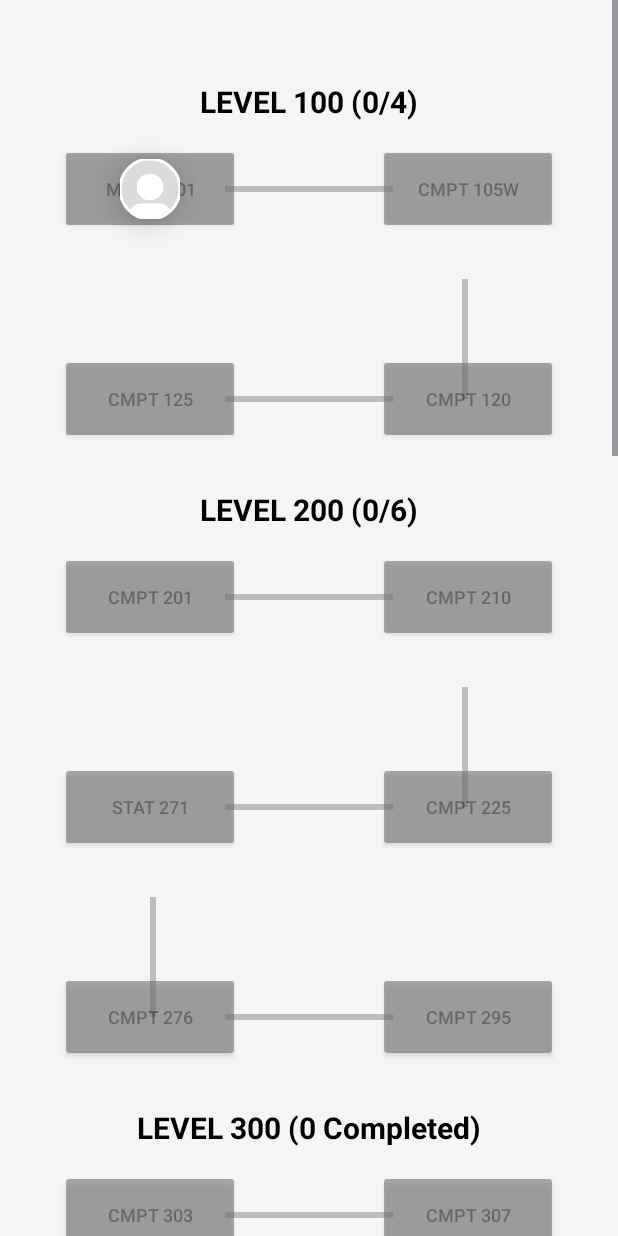
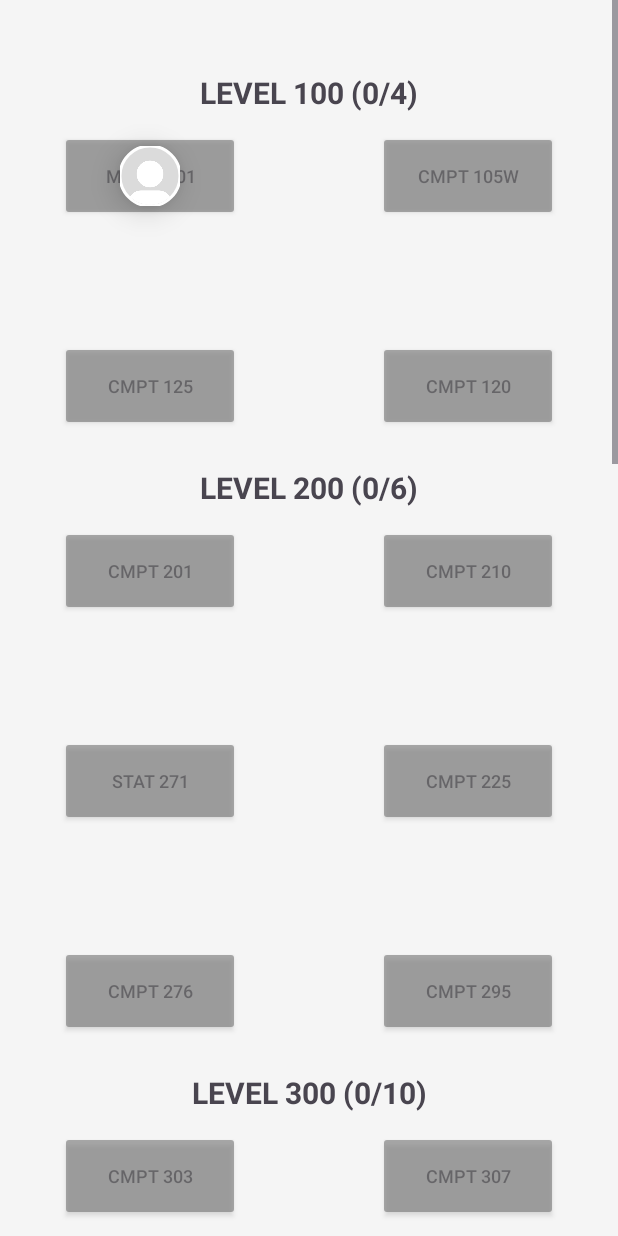
Before and after one commit to darineabdelmotalib/cmpt362_GroupProject, an Android app: the fragment CourseMazeFragment shown on its own in the app's theme, on a phone screen of 412 x 824 dp. Run offline under Robolectric (Android 15) with nearby library versions, the phone set to English and light mode, and no system bars; network calls fail; pictures from the network do not load.

```diff
--- a/app/src/main/java/darine_abdelmotalib/example/groupproject/ui/maze/CourseMazeFragment.kt
+++ b/app/src/main/java/darine_abdelmotalib/example/groupproject/ui/maze/CourseMazeFragment.kt
@@ -14,8 +14,8 @@ import android.widget.Button
 import android.widget.FrameLayout
 import android.widget.LinearLayout
 import android.widget.TextView
-import android.widget.Toast
 import androidx.fragment.app.Fragment
+import androidx.navigation.fragment.findNavController
 import darine_abdelmotalib.example.groupproject.R
 import darine_abdelmotalib.example.groupproject.data.db.CsRequirementsDb
 import darine_abdelmotalib.example.groupproject.data.db.UserProgressDb
@@ -38,12 +38,10 @@ class CourseMazeFragment : Fragment() {
 
     override fun onViewCreated(view: View, savedInstanceState: Bundle?) {
         super.onViewCreated(view, savedInstanceState)
-
         loadCharacterImage()
         generateSagaMap()
     }
 
-    //Helper to convert dpi to pixels
     private fun dpToPx(dp: Int): Int {
         return TypedValue.applyDimension(
             TypedValue.COMPLEX_UNIT_DIP,
@@ -83,125 +81,95 @@ class CourseMazeFragment : Fragment() {
 
         val itemWidth = dpToPx(120)
         val itemHeight = dpToPx(60)
-        val vGap = dpToPx(80)
+        val verticalGap = dpToPx(80)
         val sideMargin = dpToPx(40)
 
         for ((levelChar, courses) in levels) {
-            val levelNum = levelChar.digitToIntOrNull() ?: 0
 
-            val completedCount = courses.count { UserProgressDb.isCourseCompleted(context, it.dept, it.number) }
-            val totalCount = courses.size
-            val isAllDone = completedCount == totalCount
+            val completedCount = courses.count {
+                UserProgressDb.isCourseCompleted(context, it.dept, it.number)
+            }
 
-            val headerText = TextView(context).apply {
+            val header = TextView(context).apply {
+                text = "LEVEL ${levelChar}00 ($completedCount/${courses.size})"
                 textSize = 20f
                 setTypeface(null, Typeface.BOLD)
                 gravity = Gravity.CENTER
-                setPadding(0, dpToPx(30), 0, dpToPx(15))
+                setPadding(0, dpToPx(24), 0, dpToPx(12))
+            }
+            rootContainer.addView(header)
 
-                if (levelNum < 3) {
-                    if (isAllDone) {
-                        text = "LEVEL ${levelChar}00 COMPLETED!"
-                        setTextColor(Color.parseColor("#FFD700"))
-                    } else {
-                        text = "LEVEL ${levelChar}00 ($completedCount/$totalCount)"
-                        setTextColor(Color.BLACK)
-                    }
-                } else {
-                    text = "LEVEL ${levelChar}00 ($completedCount Completed)"
-                    if (completedCount > 0) setTextColor(Color.BLUE) else setTextColor(Color.BLACK)
-                }
-            }
-            rootContainer.addView(headerText)
-
-            val levelContainer = FrameLayout(context).apply {
-                layoutParams = LinearLayout.LayoutParams(
-                    LinearLayout.LayoutParams.MATCH_PARENT,
-                    LinearLayout.LayoutParams.WRAP_CONTENT
-                )
-            }
-            rootContainer.addView(levelContainer)
+            val levelFrame = FrameLayout(context)
+            rootContainer.addView(levelFrame)
 
             for ((index, course) in courses.withIndex()) {
+
                 val row = index / 2
                 val col = index % 2
-                val isLeft = if (row % 2 == 0) (col == 0) else (col == 1)
+                val isLeftColumn = if (row % 2 == 0) (col == 0) else (col == 1)
 
                 val button = Button(context).apply {
                     text = "${course.dept.uppercase()} ${course.number}"
                     textSize = 12f
                     gravity = Gravity.CENTER
+
                     layoutParams = FrameLayout.LayoutParams(itemWidth, itemHeight).apply {
-                        topMargin = row * (itemHeight + vGap)
-                        gravity = if (isLeft) Gravity.START else Gravity.END
-                        marginStart = if (isLeft) sideMargin else 0
-                        marginEnd = if (!isLeft) sideMargin else 0
+                        topMargin = row * (itemHeight + verticalGap)
+                        gravity = if (isLeftColumn) Gravity.START else Gravity.END
+                        marginStart = if (isLeftColumn) sideMargin else 0
+                        marginEnd = if (!isLeftColumn) sideMargin else 0
                     }
                 }
 
-                if (firstView == null) {
-                    firstView = button
-                }
+                if (firstView == null) firstView = button
 
-                //Color Logic
-                val isDone = UserProgressDb.isCourseCompleted(context, course.dept, course.number)
-                if (isDone) {
-                    button.backgroundTintList = ColorStateList.valueOf(Color.parseColor("#4CAF50")) // Green
+                val completed =
+                    UserProgressDb.isCourseCompleted(context, course.dept, course.number)
+
+                if (completed) {
+                    button.backgroundTintList =
+                        ColorStateList.valueOf(Color.parseColor("#4CAF50"))
                     lastCompletedView = button
                 } else {
-                    button.backgroundTintList = ColorStateList.valueOf(Color.parseColor("#757575")) // Grey
+                    button.backgroundTintList =
+                        ColorStateList.valueOf(Color.parseColor("#757575"))
                     button.alpha = 0.6f
                 }
 
+                // ★ Navigate to CourseInfoFragment
                 button.setOnClickListener {
-                    val status = if (isDone) "Completed" else "Not Completed"
-                    Toast.makeText(context, "${course.label}\n$status", Toast.LENGTH_SHORT).show()
+                    val bundle = Bundle().apply {
+                        putString("dept", course.dept)
+                        putString("courseNumber", course.number)
+                        putString("courseTitle", course.label)
+                    }
+                    findNavController().navigate(
+                        R.id.action_courseMazeFragment_to_courseInfoFragment,
+                        bundle
+                    )
                 }
 
-                if (index > 0) {
-                    val isSameRow = (index / 2) == ((index - 1) / 2)
-                    val line = View(context).apply {
-                        if (isSameRow) {
-                            layoutParams = FrameLayout.LayoutParams(ViewGroup.LayoutParams.MATCH_PARENT, dpToPx(4)).apply {
-                                topMargin = row * (itemHeight + vGap) + (itemHeight / 2) - dpToPx(2)
-                                marginStart = itemWidth + (sideMargin - dpToPx(10))
-                                marginEnd = itemWidth + (sideMargin - dpToPx(10))
-                            }
-                        } else {
-                            layoutParams = FrameLayout.LayoutParams(dpToPx(4), vGap).apply {
-                                topMargin = (row * (itemHeight + vGap)) - vGap + (itemHeight / 2)
-                                val dropOnLeft = (row % 2 != 0)
-                                gravity = if (!dropOnLeft) Gravity.START else Gravity.END
-                                marginStart = if (!dropOnLeft) sideMargin + (itemWidth / 2) else 0
-                                marginEnd = if (dropOnLeft) sideMargin + (itemWidth / 2) else 0
-                            }
-                        }
-                        setBackgroundColor(Color.parseColor("#BDBDBD"))
-                    }
-                    levelContainer.addView(line)
-                }
-                levelContainer.addView(button)
+                //courseinfo button
+                levelFrame.addView(button)
             }
         }
 
         rootContainer.post {
-            val target = lastCompletedView ?: firstView
-            if (target != null) {
-                moveCharacterToView(target)
-            }
+            moveCharacterToView(lastCompletedView ?: firstView!!)
         }
     }
 
     private fun moveCharacterToView(target: View) {
         val charToken = binding.characterToken
-
         val parent = target.parent as View
 
-        val targetX = parent.x + target.x + (target.width / 2) - (charToken.width / 2)
-        val targetY = parent.y + target.y + (target.height / 2) - (charToken.height / 2) + binding.mazeContainer.top
+        charToken.x =
+            parent.x + target.x + (target.width / 2) - (charToken.width / 2)
 
-        charToken.x = targetX
-        charToken.y = targetY
+        charToken.y =
+            parent.y + target.y + (target.height / 2) - (charToken.height / 2) +
+                    binding.mazeContainer.top
+
         charToken.visibility = View.VISIBLE
     }
 
```
Also changed, not shown: app/src/main/java/darine_abdelmotalib/example/groupproject/ui/requirements/CourseInfoFragment.kt (+13 -33 lines), app/src/main/res/navigation/mobile_navigation.xml (+23 -3 lines).
